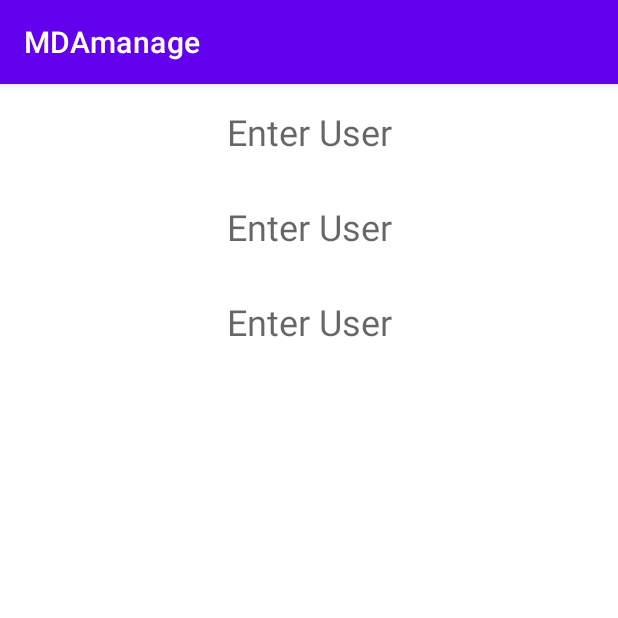
After one commit to ezri1234/MDAmanage, an Android app: the ShiftActivity screen opened directly, with no data from a screen before it, on a phone screen of 412 x 824 dp, the top half of it. The commit adds this screen. Run offline under Robolectric (Android 15) with nearby library versions, the light colour scheme and no system bars; our stand-ins replace Firebase (no records; nobody signed in at launch, a user with empty details on screens opened directly); 1 statement that could not run was skipped.

Commit message:
search work, assign works, i have user profile, i need to search for specific date and add it to the shift

```diff
--- a/app/build.gradle
+++ b/app/build.gradle
@@ -8,7 +8,7 @@ android {
 
     defaultConfig {
         applicationId "com.ezrimo.mdamanage"
-        minSdk 23
+        minSdk 26
         targetSdk 31
         versionCode 1
         versionName "1.0"
--- a/app/src/main/java/com/ezrimo/mdamanage/Assign.java
+++ b/app/src/main/java/com/ezrimo/mdamanage/Assign.java
@@ -194,6 +194,7 @@ public class Assign extends AppCompatActivity implements DatePickerDialog.OnDate
                         @Override
                         public void onClick(DialogInterface dialog, int which) {
                             Intent go = new Intent(getApplicationContext(), ChooseUser.class);
+                            go.putExtra("fromAdmin", true);
                             startActivity(go);
                             finish();
                         }
--- a/app/src/main/java/com/ezrimo/mdamanage/MainActivity.java
+++ b/app/src/main/java/com/ezrimo/mdamanage/MainActivity.java
@@ -17,7 +17,7 @@ public class MainActivity extends AppCompatActivity {
         new Handler().postDelayed(new Runnable() {
             @Override
             public void run() {
-                Intent go = new Intent(MainActivity.this, SignInUpActivity.class);
+                Intent go = new Intent(MainActivity.this, Calendar.class);
                 startActivity(go);
                 finish();
             }
--- /dev/null
+++ b/app/src/main/java/com/ezrimo/mdamanage/ShiftActivity.java
@@ -0,0 +1,42 @@
+package com.ezrimo.mdamanage;
+
+import androidx.appcompat.app.AppCompatActivity;
+
+import android.content.Intent;
+import android.os.Bundle;
+import android.util.Log;
+import android.view.View;
+import android.widget.TextView;
+
+import com.google.firebase.firestore.FirebaseFirestore;
+
+import java.util.Date;
+
+public class ShiftActivity extends AppCompatActivity {
+    TextView place1, place2, place3;
+    FirebaseFirestore fStore;
+    @Override
+    protected void onCreate(Bundle savedInstanceState) {
+        super.onCreate(savedInstanceState);
+        setContentView(R.layout.activity_shift);
+
+        place1 = findViewById(R.id.shift1);
+        place2 = findViewById(R.id.shift2);
+        place3 = findViewById(R.id.shift3);
+        long num = getIntent().getLongExtra("date", 62419651056000l);
+        Date myDate = new Date(num);
+
+        Log.d("TAG", myDate.toString());
+
+
+    }
+
+    public void shift1(View view) {
+    }
+
+    public void shift2(View view) {
+    }
+
+    public void shift3(View view) {
+    }
+}
--- a/app/src/main/java/com/ezrimo/mdamanage/adminActivity.java
+++ b/app/src/main/java/com/ezrimo/mdamanage/adminActivity.java
@@ -34,7 +34,6 @@ public class adminActivity extends AppCompatActivity {
     public void Users(View view) {
         Intent go = new Intent(getApplicationContext(), ChooseUser.class);
         go.putExtra("uid", uid);
-        go.putExtra("fromAdmin", true);
         startActivity(go);
     }
 
--- /dev/null
+++ b/app/src/main/res/layout/activity_shift.xml
@@ -0,0 +1,42 @@
+<?xml version="1.0" encoding="utf-8"?>
+<LinearLayout xmlns:android="http://schemas.android.com/apk/res/android"
+    xmlns:app="http://schemas.android.com/apk/res-auto"
+    xmlns:tools="http://schemas.android.com/tools"
+    android:layout_width="match_parent"
+    android:layout_height="match_parent"
+    android:orientation="vertical"
+    tools:context=".ShiftActivity">
+
+
+    <TextView
+        android:id="@+id/shift1"
+        android:textSize="24sp"
+        android:padding="15dp"
+        android:gravity="center"
+        android:onClick="shift1"
+        android:layout_width="match_parent"
+        android:layout_height="wrap_content"
+        android:hint="Enter User"
+        />
+
+    <TextView
+        android:id="@+id/shift2"
+        android:textSize="24sp"
+        android:padding="15dp"
+        android:gravity="center"
+        android:onClick="shift2"
+        android:layout_width="match_parent"
+        android:layout_height="wrap_content"
+        android:hint="Enter User"
+        />
+
+    <TextView
+        android:id="@+id/shift3"
+        android:textSize="24sp"
+        android:padding="15dp"
+        android:gravity="center"
+        android:onClick="shift3"
+        android:layout_width="match_parent"
+        android:layout_height="wrap_content"
+        android:hint="Enter User"/>
+</LinearLayout>
--- a/app/src/main/res/values/colors.xml
+++ b/app/src/main/res/values/colors.xml
@@ -7,4 +7,6 @@
     <color name="teal_700">#FF018786</color>
     <color name="black">#FF000000</color>
     <color name="white">#FFFFFFFF</color>
+    <color name="gray">#888</color>
+    <color name="blue">#0000FF</color>
 </resources>
--- a/app/src/main/res/values/strings.xml
+++ b/app/src/main/res/values/strings.xml
@@ -1,3 +1,5 @@
 <resources>
     <string name="app_name">MDAmanage</string>
+    <string name="before"><![CDATA[<-]]></string>
+    <string name="next"><![CDATA[->]]></string>
 </resources>
```
Also changed, not shown: app/src/main/AndroidManifest.xml (+10 -2 lines), app/src/main/java/com/ezrimo/mdamanage/Calendar.java (added, +32 -0 lines), app/src/main/res/layout/activity_calendar.xml (added, +20 -0 lines), app/src/main/res/layout/calendar_cell.xml (added, +20 -0 lines).
